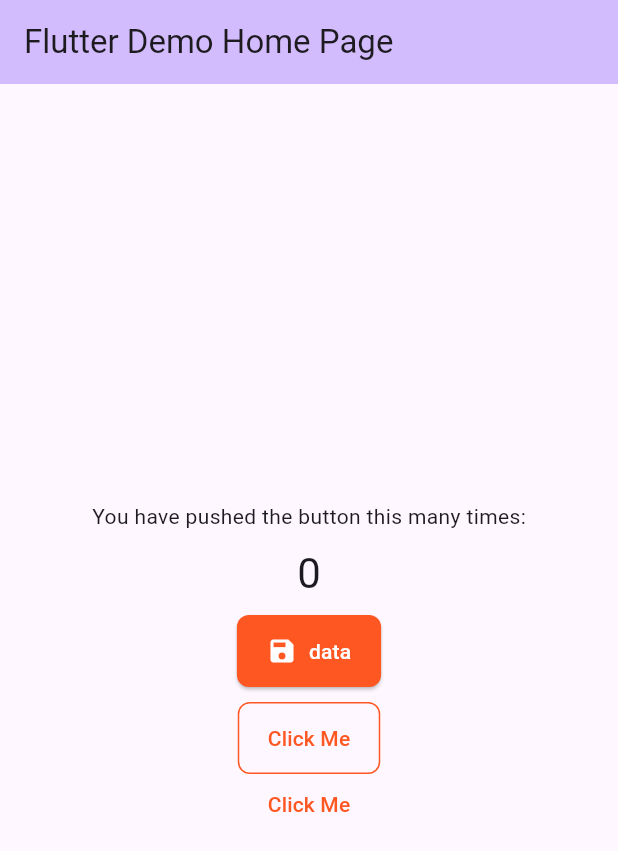
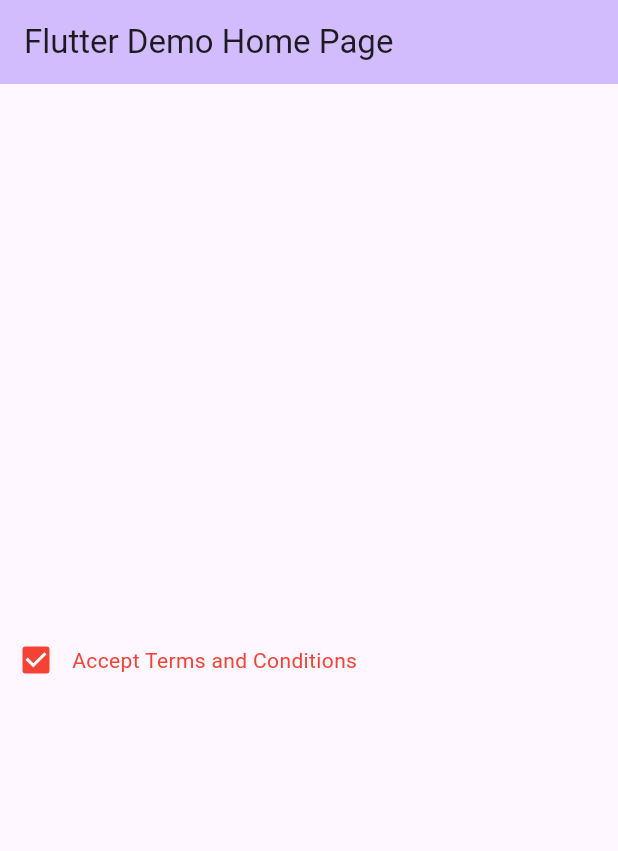
Before and after one commit to DeveloperRejaul/flutter_beautify, a Flutter app: the screen it shows after launch, on a phone screen of 412 x 824 dp. Shown: the top 851 px of the screen. Run offline on Flutter 3.47's test engine with Material 3 defaults, Android fonts, the phone set to English and light mode, and no system bars.

Commit message:
add checkbox

```diff
--- a/bin/add/add.dart
+++ b/bin/add/add.dart
@@ -1,10 +1,12 @@
 import 'dart:io';
-import './button.dart';
+import '../utils/create.dart';
+
+final Create create = Create();
+
 
 Future<void> handleAdd(List<String> args) async {
   if (args.isEmpty) {
     print('Usage: flutter_beautify add [name]');
-    print('Available: button');
     exit(1);
   }
 
@@ -12,11 +14,13 @@ Future<void> handleAdd(List<String> args) async {
 
   switch (name) {
     case 'button':
-      await createButton(name);
+      await create.widget(name);
+      break;
+    case 'checkbox':
+      await create.widget(name);
       break;
     default:
       print('Unknown add target: $name');
-      print('Available: button');
       exit(1);
   }
 }
--- a/bin/add/button.dart
+++ /dev/null
@@ -1,41 +0,0 @@
-import 'dart:io';
-
-Future<void> createButton(String name) async {
-  final dir = Directory('lib/widgets');
-
-  if (!await dir.exists()) {
-    await dir.create(recursive: true);
-    print('Created directory: ${dir.path}');
-  }
-
-  final filename = 'button.dart';
-  final newFile = File('${dir.path}/$filename');
-
-  if (await newFile.exists()) {
-    print('File already exists: ${newFile.path}');
-    print('Aborting. Remove the file if you want to overwrite.');
-    return;
-  }
-
-  // source template file
-  final templateFile = File('example/lib/widgets/button.dart');
-
-  if (!await templateFile.exists()) {
-    print('Template file missing: ${templateFile.path}');
-    return;
-  }
-
-  // read template content
-  String content = await templateFile.readAsString();
-
-  // replace placeholders in template
-  // content = content
-  //     .replaceAll('{{className}}', '${pascal}Button')
-  //     .replaceAll('{{buttonText}}', pascal);
-
-  // write to new file
-  await newFile.writeAsString(content);
-
-  print('Created button widget from template: ${newFile.path}');
-  print("Import it: import 'package:your_package/widgets/$filename';");
-}
--- /dev/null
+++ b/example/lib/demo/checkbox_example.dart
@@ -0,0 +1,27 @@
+import 'package:flutter/material.dart';
+import '../widgets/checkbox.dart';
+
+class CheckboxExample extends StatefulWidget {
+  const CheckboxExample({super.key});
+
+  @override
+  State<CheckboxExample> createState() => _CheckboxExampleState();
+}
+
+class _CheckboxExampleState extends State<CheckboxExample> {
+
+  bool _value = true;
+  @override
+  Widget build(BuildContext context) {
+    return Center(
+      child: FBCheckbox(
+        value: _value,
+        onChanged: (bool? newValue) => setState(()=>  _value = newValue!),
+        boxColor: Colors.green,
+        label: "Accept Terms and Conditions",
+        isError: true,
+        disable: false,
+      ),
+    );
+  }
+}
--- a/example/lib/main.dart
+++ b/example/lib/main.dart
@@ -1,3 +1,5 @@
+import 'package:example/demo/button_example.dart';
+import 'package:example/demo/checkbox_example.dart';
 import 'package:example/widgets/button.dart';
 import 'package:flutter/material.dart';
 
@@ -30,13 +32,6 @@ class MyHomePage extends StatefulWidget {
 }
 
 class _MyHomePageState extends State<MyHomePage> {
-  int _counter = 0;
-
-  void _incrementCounter() {
-    setState(() {
-      _counter++;
-    });
-  }
 
   @override
   Widget build(BuildContext context) {
@@ -46,42 +41,8 @@ class _MyHomePageState extends State<MyHomePage> {
         title: Text(widget.title),
       ),
       body: Center(
-        child: Column(
-          mainAxisAlignment: MainAxisAlignment.center,
-          spacing: 10,
-          children: <Widget>[
-            const Text('You have pushed the button this many times:'),
-            Text(
-              '$_counter',
-              style: Theme.of(context).textTheme.headlineMedium,
-            ),
-
-            // apply widgets
-            Button.solid(
-              onPressed: () {
-                _incrementCounter();
-              },
-              color: Colors.deepOrange,
-              leading: Icon(Icons.save, size: 20),
-              child: const Text("data"),
-            ),
-            Button.outline(
-              title: "Click Me",
-              onPressed: () {
-                _incrementCounter();
-              },
-              color: Colors.deepOrange,
-            ),
-            Button.link(
-              title: "Click Me",
-              onPressed: () {
-                _incrementCounter();
-              },
-              color: Colors.deepOrange,
-            ),
-          ],
-        ),
-      ),
+        child:  CheckboxExample(),
+      )
     );
   }
 }
--- a/example/lib/widgets/button.dart
+++ b/example/lib/widgets/button.dart
@@ -1,12 +1,12 @@
 import 'package:flutter/material.dart';
 
-class Button extends StatelessWidget {
+class FBButton extends StatelessWidget {
   final VoidCallback? onPressed;
   final Widget child;
   final ButtonStyle style;
   final Icon? leading;
 
-  const Button._({
+  const FBButton._({
     super.key,
     required this.onPressed,
     required this.child,
@@ -15,7 +15,7 @@ class Button extends StatelessWidget {
   });
 
   // Default → solid
-  factory Button({
+  factory FBButton({
     Key? key,
     required VoidCallback? onPressed,
     String? title,
@@ -24,19 +24,19 @@ class Button extends StatelessWidget {
     ButtonStyle? style,
     Icon? leading,
   }) {
-    return Button.solid(
+    return FBButton.solid(
       key: key,
       onPressed: onPressed,
       title: title,
-      child: child,
       color: color,
       style: style,
       leading: leading,
+      child: child,
     );
   }
 
   // -------- SOLID --------
-  factory Button.solid({
+  factory FBButton.solid({
     Key? key,
     required VoidCallback? onPressed,
     String? title,
@@ -52,7 +52,7 @@ class Button extends StatelessWidget {
       shape: RoundedRectangleBorder(borderRadius: BorderRadius.circular(8)),
     );
 
-    return Button._(
+    return FBButton._(
       key: key,
       onPressed: onPressed,
       style: _resolveStyle(base, style),
@@ -62,7 +62,7 @@ class Button extends StatelessWidget {
   }
 
   // -------- OUTLINE --------
-  factory Button.outline({
+  factory FBButton.outline({
     Key? key,
     required VoidCallback? onPressed,
     String? title,
@@ -80,7 +80,7 @@ class Button extends StatelessWidget {
       shape: RoundedRectangleBorder(borderRadius: BorderRadius.circular(8)),
     );
 
-    return Button._(
+    return FBButton._(
       key: key,
       onPressed: onPressed,
       style: _resolveStyle(base, style),
@@ -90,7 +90,7 @@ class Button extends StatelessWidget {
   }
 
   // -------- LINK --------
-  factory Button.link({
+  factory FBButton.link({
     Key? key,
     required VoidCallback? onPressed,
     String? title,
@@ -113,7 +113,7 @@ class Button extends StatelessWidget {
           elevation: MaterialStateProperty.all(0),
         );
 
-    return Button._(
+    return FBButton._(
       key: key,
       onPressed: onPressed,
       style: _resolveStyle(base, style),
--- /dev/null
+++ b/example/lib/widgets/checkbox.dart
@@ -0,0 +1,85 @@
+import 'package:flutter/material.dart';
+
+class FBCheckbox extends StatelessWidget {
+  final bool value;
+  final ValueChanged<bool?> onChanged;
+  final String? label;
+  final Color? boxColor;
+  final Color? checkColor;
+  final Color? errorCheckColor;
+  final  Color? focusColor;
+  final  Color? hoverColor;
+  final  Color? errorBoxColor;
+  final  WidgetStateProperty<Color?>? overlayColor;
+  final  double? splashRadius;
+  final  MaterialTapTargetSize? materialTapTargetSize;
+  final  VisualDensity? visualDensity;
+  final  FocusNode? focusNode;
+  final  bool? autofocus;
+  final  OutlinedBorder? shape;
+  final  BorderSide? side;
+  final  bool? isError;
+  final  String? semanticLabel;
+  final  TextStyle? labelStyle;
+  final bool? disable;
+
+
+  const FBCheckbox({
+    super.key,
+    required this.value,
+    required this.onChanged,
+    this.label,
+    this.boxColor,
+    this.checkColor,
+    this.focusColor,
+    this.hoverColor,
+    this.overlayColor,
+    this.splashRadius,
+    this.materialTapTargetSize,
+    this.visualDensity,
+    this.focusNode,
+    this.autofocus,
+    this.shape,
+    this.side,
+    this.isError,
+    this.semanticLabel,
+    this.errorBoxColor,
+    this.errorCheckColor,
+    this.labelStyle,
+    this.disable,
+  });
+
+  @override
+  Widget build(BuildContext context) {
+    final isFBError = isError ?? false;
+    final isFBDisable = disable ?? false;
+
+    return Row(
+      children: [
+        Checkbox(
+          value: value,
+          onChanged: (v) {
+            if(!isFBDisable) onChanged(v);
+          },
+          activeColor: isFBError ? errorBoxColor?? Colors.red : boxColor,
+          checkColor: isFBError ? errorCheckColor?? Colors.white : checkColor,
+          focusColor: focusColor,
+          hoverColor: hoverColor,
+          overlayColor: overlayColor,
+          splashRadius: splashRadius,
+          materialTapTargetSize: materialTapTargetSize,
+          visualDensity: visualDensity,
+          focusNode: focusNode,
+          autofocus: autofocus ?? false,
+          shape: shape,
+          side: side,
+          semanticLabel: semanticLabel,
+          isError: isError ?? false,
+        ),
+        if (label != null ) Text(label ?? "", style: labelStyle ?? TextStyle(
+          color: isFBError ? (errorBoxColor ?? Colors.red) : null,
+        )),
+      ],
+    );
+  }
+}
```
Also changed, not shown: bin/utils/create.dart (added, +70 -0 lines), example/lib/demo/button_example.dart (added, +60 -0 lines), 1 other file.
